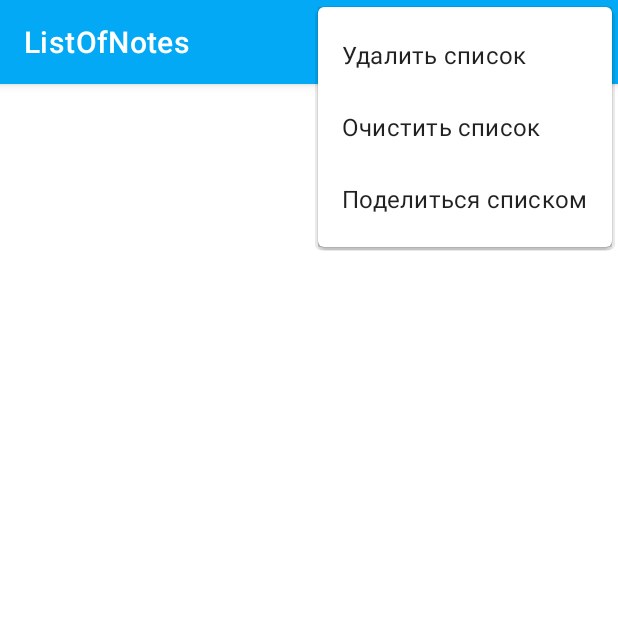
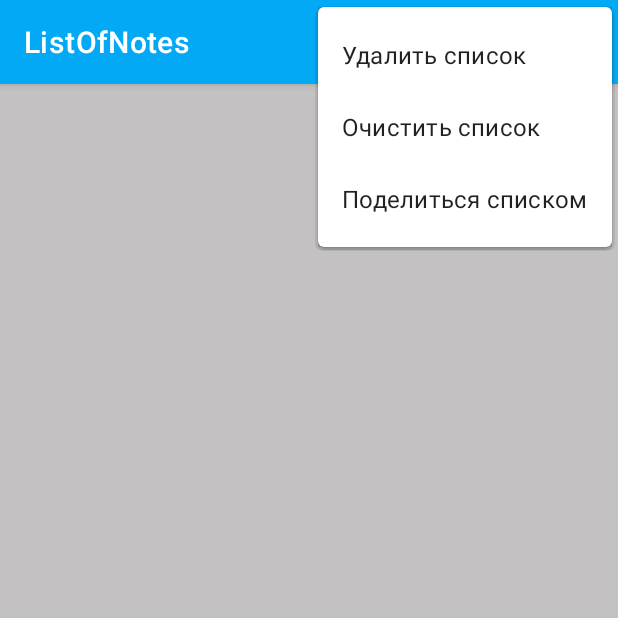
Before and after one commit to DmitrySlv/ListOfNotes, an Android app: the ListActivity screen opened directly, with no data from a screen before it, with the options menu open, on a phone screen of 412 x 824 dp, the top half of it. Run offline under Robolectric (Android 15) with nearby library versions, the phone set to English and light mode, and no system bars; 2 statements that could not run were skipped.

Commit message:
Подключение адаптера к RecyclerView. Добавление функций в Dao и в MainViewModel.kt для добавления списка заметок. И подключение rcView в ListActivity.kt. В ListItemAdapter.kt настройка использования разных разметок при входящем значении из viewType и заполнением элементами нужную рахзметку.

```diff
--- a/app/src/main/java/com/ds_create/listofnotes/activities/ListActivity.kt
+++ b/app/src/main/java/com/ds_create/listofnotes/activities/ListActivity.kt
@@ -7,14 +7,16 @@ import android.view.MenuItem.OnActionExpandListener
 import android.widget.EditText
 import androidx.activity.viewModels
 import androidx.appcompat.app.AppCompatActivity
+import androidx.recyclerview.widget.LinearLayoutManager
 import com.ds_create.listofnotes.R
+import com.ds_create.listofnotes.adapters.ListItemAdapter
 import com.ds_create.listofnotes.databinding.ActivityListBinding
 import com.ds_create.listofnotes.entities.ListOfNotesItem
 import com.ds_create.listofnotes.entities.ListOfNotesNameItem
 import com.ds_create.listofnotes.viewModels.MainViewModel
 import com.ds_create.listofnotes.viewModels.MainViewModelFactory
 
-class ListActivity : AppCompatActivity() {
+class ListActivity : AppCompatActivity(), ListItemAdapter.Listener {
 
     private val binding by lazy { ActivityListBinding.inflate(layoutInflater) }
     private val mainViewModel: MainViewModel by viewModels {
@@ -23,11 +25,14 @@ class ListActivity : AppCompatActivity() {
     private var listNameItem: ListOfNotesNameItem? = null
     private lateinit var saveItem: MenuItem
     private var edItem: EditText? = null
+    private var adapter: ListItemAdapter? = null
 
     override fun onCreate(savedInstanceState: Bundle?) {
         super.onCreate(savedInstanceState)
         setContentView(binding.root)
         init()
+        initRcView()
+        listItemObserver()
     }
 
     private fun init() = with(binding) {
@@ -78,7 +83,29 @@ class ListActivity : AppCompatActivity() {
             listNameItem?.id!!,
             0
         )
+        edItem?.setText("")
         mainViewModel.insertListItem(item)
+    }
+
+    private fun listItemObserver() {
+        mainViewModel.getAllItemsFromList(listNameItem?.id!!).observe(this) {
+            adapter?.submitList(it)
+        }
+    }
+
+    private fun initRcView() = with(binding) {
+        adapter = ListItemAdapter(this@ListActivity)
+        rcView.layoutManager = LinearLayoutManager(this@ListActivity)
+        rcView.adapter = adapter
+    }
+
+    override fun deleteItem(id: Int) {
+    }
+
+    override fun editItem(listNameItem: ListOfNotesNameItem) {
+    }
+
+    override fun onClickItem(listNameItem: ListOfNotesNameItem) {
     }
 
     companion object {
--- a/app/src/main/java/com/ds_create/listofnotes/database/Dao.kt
+++ b/app/src/main/java/com/ds_create/listofnotes/database/Dao.kt
@@ -16,6 +16,9 @@ interface Dao {
 
     @Query ("SELECT * FROM list_of_notes_names")
     fun getAllListNames(): Flow<List<ListOfNotesNameItem>>
+
+    @Query ("SELECT * FROM list_of_note_item WHERE listId LIKE :listId")
+    fun getAllListItems(listId: Int): Flow<List<ListOfNotesItem>>
 
     @Query ("DELETE FROM note_list WHERE id IS :id")
     suspend fun deleteNote(id: Int)
--- a/app/src/main/java/com/ds_create/listofnotes/viewModels/MainViewModel.kt
+++ b/app/src/main/java/com/ds_create/listofnotes/viewModels/MainViewModel.kt
@@ -15,6 +15,9 @@ class MainViewModel(database: MainDatabase): ViewModel() {
     val dao = database.getDao()
     val allNotes: LiveData<List<NoteItem>> = dao.getAllNotes().asLiveData()
     val allListNames: LiveData<List<ListOfNotesNameItem>> = dao.getAllListNames().asLiveData()
+    fun getAllItemsFromList(listId: Int): LiveData<List<ListOfNotesItem>> {
+        return dao.getAllListItems(listId).asLiveData()
+    }
 
     fun insertNote(note: NoteItem) = viewModelScope.launch {
         dao.insertNote(note)
--- a/app/src/main/res/layout/activity_list.xml
+++ b/app/src/main/res/layout/activity_list.xml
@@ -4,7 +4,17 @@
     xmlns:tools="http://schemas.android.com/tools"
     android:layout_width="match_parent"
     android:layout_height="match_parent"
+    android:background="@color/background_gray"
     tools:context=".activities.ListActivity">
+
+    <androidx.recyclerview.widget.RecyclerView
+        android:id="@+id/rcView"
+        android:layout_width="match_parent"
+        android:layout_height="match_parent"
+        app:layout_constraintBottom_toBottomOf="parent"
+        app:layout_constraintEnd_toEndOf="parent"
+        app:layout_constraintStart_toStartOf="parent"
+        app:layout_constraintTop_toTopOf="parent" />
 
     <TextView
         android:id="@+id/tvTest"
--- a/app/src/main/res/layout/edit_action_layout.xml
+++ b/app/src/main/res/layout/edit_action_layout.xml
@@ -5,7 +5,7 @@
     android:layout_height="match_parent">
 
     <EditText
-        android:id="@+id/edNewShopItem"
+        android:id="@+id/edNewNoteItem"
         android:layout_width="match_parent"
         android:layout_height="wrap_content"
         android:ems="10"
```
Also changed, not shown: app/src/main/java/com/ds_create/listofnotes/adapters/ListItemAdapter.kt (+8 -4 lines).
